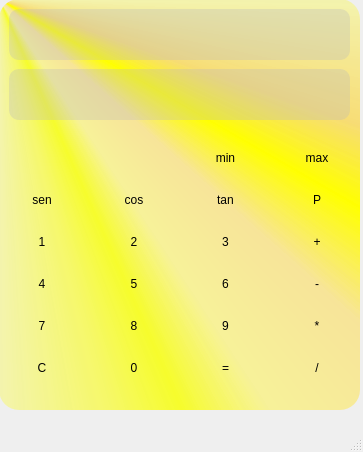
isabela0841/proyecto-calculadora-PyQt5, file diseñocalculadora.ui: the form before one commit.
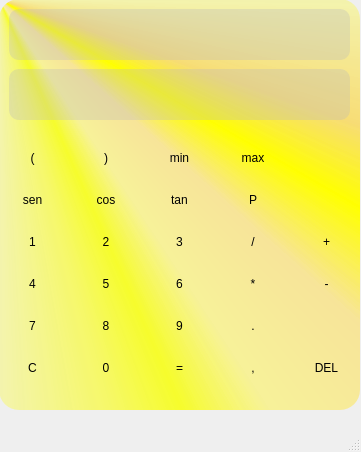
The form after the commit.

```diff
--- a/diseñocalculadora.ui
+++ b/diseñocalculadora.ui
@@ -6,7 +6,7 @@
    <rect>
     <x>0</x>
     <y>0</y>
-    <width>363</width>
+    <width>361</width>
     <height>452</height>
    </rect>
   </property>
@@ -38,9 +38,9 @@
        <height>271</height>
       </rect>
      </property>
-     <layout class="QGridLayout" name="gridLayout" columnminimumwidth="0,0,0,0">
-      <item row="2" column="2">
-       <widget class="QPushButton" name="btnTan">
+     <layout class="QGridLayout" name="gridLayout" columnminimumwidth="0,0,0,0,0">
+      <item row="1" column="3">
+       <widget class="QPushButton" name="btnMax">
         <property name="enabled">
          <bool>true</bool>
         </property>
@@ -62,7 +62,130 @@
 }</string>
         </property>
         <property name="text">
-         <string>tan</string>
+         <string>max</string>
+        </property>
+       </widget>
+      </item>
+      <item row="1" column="2">
+       <widget class="QPushButton" name="btnMin">
+        <property name="enabled">
+         <bool>true</bool>
+        </property>
+        <property name="styleSheet">
+         <string notr="true">QPushButton{
+	background-color: transparent;
+	border-radius: 40px;
+	font: 18pt &quot;Copperplate Gothic Bold&quot;;
+}
+
+QPushButton:hover{
+	background-color: rgba(0,0,0,30);
+	Border-radius: 40px;
+}
+
+QPushButton:pressed{
+	background-color: rgba(0,0,0,60);
+	border-radius: 40px;
+}</string>
+        </property>
+        <property name="text">
+         <string>min</string>
+        </property>
+       </widget>
+      </item>
+      <item row="16" column="1">
+       <widget class="QPushButton" name="btn8">
+        <property name="styleSheet">
+         <string notr="true">QPushButton{
+	background-color: transparent;
+	border-radius: 40px;
+	font: 24pt &quot;Copperplate Gothic Bold&quot;;
+}
+
+QPushButton:hover{
+	background-color: rgba(0,0,0,30);
+	Border-radius: 40px;
+}
+
+QPushButton:pressed{
+	background-color: rgba(0,0,0,60);
+	border-radius: 40px;
+}</string>
+        </property>
+        <property name="text">
+         <string>8</string>
+        </property>
+       </widget>
+      </item>
+      <item row="17" column="2">
+       <widget class="QPushButton" name="btnIgual">
+        <property name="styleSheet">
+         <string notr="true">QPushButton{
+	background-color: transparent;
+	border-radius: 40px;
+	font: 24pt &quot;Copperplate Gothic Bold&quot;;
+}
+
+QPushButton:hover{
+	background-color: rgba(0,0,0,30);
+	Border-radius: 40px;
+}
+
+QPushButton:pressed{
+	background-color: rgba(0,0,0,60);
+	border-radius: 40px;
+}</string>
+        </property>
+        <property name="text">
+         <string>=</string>
+        </property>
+       </widget>
+      </item>
+      <item row="15" column="1">
+       <widget class="QPushButton" name="btn5">
+        <property name="styleSheet">
+         <string notr="true">QPushButton{
+	background-color: transparent;
+	border-radius: 40px;
+	font: 24pt &quot;Copperplate Gothic Bold&quot;;
+}
+
+QPushButton:hover{
+	background-color: rgba(0,0,0,30);
+	Border-radius: 40px;
+}
+
+QPushButton:pressed{
+	background-color: rgba(0,0,0,60);
+	border-radius: 40px;
+}</string>
+        </property>
+        <property name="text">
+         <string>5</string>
+        </property>
+       </widget>
+      </item>
+      <item row="17" column="1">
+       <widget class="QPushButton" name="btn0">
+        <property name="styleSheet">
+         <string notr="true">QPushButton{
+	background-color: transparent;
+	border-radius: 40px;
+	font: 24pt &quot;Copperplate Gothic Bold&quot;;
+}
+
+QPushButton:hover{
+	background-color: rgba(0,0,0,30);
+	Border-radius: 40px;
+}
+
+QPushButton:pressed{
+	background-color: rgba(0,0,0,60);
+	border-radius: 40px;
+}</string>
+        </property>
+        <property name="text">
+         <string>0</string>
         </property>
        </widget>
       </item>
@@ -93,8 +216,8 @@
         </property>
        </widget>
       </item>
-      <item row="2" column="1">
-       <widget class="QPushButton" name="btnCos">
+      <item row="2" column="2">
+       <widget class="QPushButton" name="btnTan">
         <property name="enabled">
          <bool>true</bool>
         </property>
@@ -116,58 +239,7 @@
 }</string>
         </property>
         <property name="text">
-         <string>cos</string>
-        </property>
-       </widget>
-      </item>
-      <item row="2" column="0">
-       <widget class="QPushButton" name="btnSen">
-        <property name="enabled">
-         <bool>true</bool>
-        </property>
-        <property name="styleSheet">
-         <string notr="true">QPushButton{
-	background-color: transparent;
-	border-radius: 40px;
-	font: 18pt &quot;Copperplate Gothic Bold&quot;;
-}
-
-QPushButton:hover{
-	background-color: rgba(0,0,0,30);
-	Border-radius: 40px;
-}
-
-QPushButton:pressed{
-	background-color: rgba(0,0,0,60);
-	border-radius: 40px;
-}</string>
-        </property>
-        <property name="text">
-         <string>sen</string>
-        </property>
-       </widget>
-      </item>
-      <item row="16" column="3">
-       <widget class="QPushButton" name="btnMulti">
-        <property name="styleSheet">
-         <string notr="true">QPushButton{
-	background-color: transparent;
-	border-radius: 40px;
-	font: 24pt &quot;Copperplate Gothic Bold&quot;;
-}
-
-QPushButton:hover{
-	background-color: rgba(0,0,0,30);
-	Border-radius: 40px;
-}
-
-QPushButton:pressed{
-	background-color: rgba(0,0,0,60);
-	border-radius: 40px;
-}</string>
-        </property>
-        <property name="text">
-         <string>*</string>
+         <string>tan</string>
         </property>
        </widget>
       </item>
@@ -195,13 +267,16 @@
         </property>
        </widget>
       </item>
-      <item row="15" column="3">
-       <widget class="QPushButton" name="btnResta">
+      <item row="2" column="0">
+       <widget class="QPushButton" name="btnSen">
+        <property name="enabled">
+         <bool>true</bool>
+        </property>
         <property name="styleSheet">
          <string notr="true">QPushButton{
 	background-color: transparent;
 	border-radius: 40px;
-	font: 24pt &quot;Copperplate Gothic Bold&quot;;
+	font: 18pt &quot;Copperplate Gothic Bold&quot;;
 }
 
 QPushButton:hover{
@@ -215,17 +290,20 @@
 }</string>
         </property>
         <property name="text">
-         <string>-</string>
+         <string>sen</string>
         </property>
        </widget>
       </item>
-      <item row="17" column="3">
-       <widget class="QPushButton" name="btnDivision">
+      <item row="2" column="1">
+       <widget class="QPushButton" name="btnCos">
+        <property name="enabled">
+         <bool>true</bool>
+        </property>
         <property name="styleSheet">
          <string notr="true">QPushButton{
 	background-color: transparent;
 	border-radius: 40px;
-	font: 24pt &quot;Copperplate Gothic Bold&quot;;
+	font: 18pt &quot;Copperplate Gothic Bold&quot;;
 }
 
 QPushButton:hover{
@@ -239,7 +317,7 @@
 }</string>
         </property>
         <property name="text">
-         <string>/</string>
+         <string>cos</string>
         </property>
        </widget>
       </item>
@@ -291,6 +369,33 @@
         </property>
        </widget>
       </item>
+      <item row="14" column="0">
+       <widget class="QPushButton" name="btn1">
+        <property name="enabled">
+         <bool>true</bool>
+        </property>
+        <property name="styleSheet">
+         <string notr="true">QPushButton{
+	background-color: transparent;
+	border-radius: 40px;
+	font: 24pt &quot;Copperplate Gothic Bold&quot;;
+}
+
+QPushButton:hover{
+	background-color: rgba(0,0,0,30);
+	Border-radius: 40px;
+}
+
+QPushButton:pressed{
+	background-color: rgba(0,0,0,60);
+	border-radius: 40px;
+}</string>
+        </property>
+        <property name="text">
+         <string>1</string>
+        </property>
+       </widget>
+      </item>
       <item row="17" column="0">
        <widget class="QPushButton" name="btnBorrar">
         <property name="styleSheet">
@@ -342,57 +447,6 @@
         </property>
        </widget>
       </item>
-      <item row="14" column="0">
-       <widget class="QPushButton" name="btn1">
-        <property name="enabled">
-         <bool>true</bool>
-        </property>
-        <property name="styleSheet">
-         <string notr="true">QPushButton{
-	background-color: transparent;
-	border-radius: 40px;
-	font: 24pt &quot;Copperplate Gothic Bold&quot;;
-}
-
-QPushButton:hover{
-	background-color: rgba(0,0,0,30);
-	Border-radius: 40px;
-}
-
-QPushButton:pressed{
-	background-color: rgba(0,0,0,60);
-	border-radius: 40px;
-}</string>
-        </property>
-        <property name="text">
-         <string>1</string>
-        </property>
-       </widget>
-      </item>
-      <item row="14" column="3">
-       <widget class="QPushButton" name="btnSuma">
-        <property name="styleSheet">
-         <string notr="true">QPushButton{
-	background-color: transparent;
-	border-radius: 40px;
-	font: 24pt &quot;Copperplate Gothic Bold&quot;;
-}
-
-QPushButton:hover{
-	background-color: rgba(0,0,0,30);
-	Border-radius: 40px;
-}
-
-QPushButton:pressed{
-	background-color: rgba(0,0,0,60);
-	border-radius: 40px;
-}</string>
-        </property>
-        <property name="text">
-         <string>+</string>
-        </property>
-       </widget>
-      </item>
       <item row="14" column="2">
        <widget class="QPushButton" name="btn3">
         <property name="styleSheet">
@@ -441,13 +495,16 @@
         </property>
        </widget>
       </item>
-      <item row="15" column="1">
-       <widget class="QPushButton" name="btn5">
+      <item row="1" column="0">
+       <widget class="QPushButton" name="btnOpen">
+        <property name="enabled">
+         <bool>true</bool>
+        </property>
         <property name="styleSheet">
          <string notr="true">QPushButton{
 	background-color: transparent;
 	border-radius: 40px;
-	font: 24pt &quot;Copperplate Gothic Bold&quot;;
+	font: 18pt &quot;Copperplate Gothic Bold&quot;;
 }
 
 QPushButton:hover{
@@ -461,16 +518,43 @@
 }</string>
         </property>
         <property name="text">
-         <string>5</string>
+         <string>(</string>
         </property>
        </widget>
       </item>
-      <item row="17" column="1">
-       <widget class="QPushButton" name="btn0">
+      <item row="1" column="1">
+       <widget class="QPushButton" name="btnClose">
+        <property name="enabled">
+         <bool>true</bool>
+        </property>
         <property name="styleSheet">
          <string notr="true">QPushButton{
 	background-color: transparent;
 	border-radius: 40px;
+	font: 18pt &quot;Copperplate Gothic Bold&quot;;
+}
+
+QPushButton:hover{
+	background-color: rgba(0,0,0,30);
+	Border-radius: 40px;
+}
+
+QPushButton:pressed{
+	background-color: rgba(0,0,0,60);
+	border-radius: 40px;
+}</string>
+        </property>
+        <property name="text">
+         <string>)</string>
+        </property>
+       </widget>
+      </item>
+      <item row="15" column="4">
+       <widget class="QPushButton" name="btnResta">
+        <property name="styleSheet">
+         <string notr="true">QPushButton{
+	background-color: transparent;
+	border-radius: 40px;
 	font: 24pt &quot;Copperplate Gothic Bold&quot;;
 }
 
@@ -485,12 +569,12 @@
 }</string>
         </property>
         <property name="text">
-         <string>0</string>
+         <string>-</string>
         </property>
        </widget>
       </item>
-      <item row="17" column="2">
-       <widget class="QPushButton" name="btnIgual">
+      <item row="14" column="4">
+       <widget class="QPushButton" name="btnSuma">
         <property name="styleSheet">
          <string notr="true">QPushButton{
 	background-color: transparent;
@@ -509,12 +593,12 @@
 }</string>
         </property>
         <property name="text">
-         <string>=</string>
+         <string>+</string>
         </property>
        </widget>
       </item>
-      <item row="16" column="1">
-       <widget class="QPushButton" name="btn8">
+      <item row="17" column="3">
+       <widget class="QPushButton" name="btnComa">
         <property name="styleSheet">
          <string notr="true">QPushButton{
 	background-color: transparent;
@@ -533,20 +617,41 @@
 }</string>
         </property>
         <property name="text">
-         <string>8</string>
+         <string>,</string>
         </property>
        </widget>
       </item>
-      <item row="1" column="3">
-       <widget class="QPushButton" name="btnMax">
-        <property name="enabled">
-         <bool>true</bool>
+      <item row="16" column="3">
+       <widget class="QPushButton" name="btnPunto">
+        <property name="styleSheet">
+         <string notr="true">QPushButton{
+	background-color: transparent;
+	border-radius: 40px;
+	font: 24pt &quot;Copperplate Gothic Bold&quot;;
+}
+
+QPushButton:hover{
+	background-color: rgba(0,0,0,30);
+	Border-radius: 40px;
+}
+
+QPushButton:pressed{
+	background-color: rgba(0,0,0,60);
+	border-radius: 40px;
+}</string>
         </property>
+        <property name="text">
+         <string>.</string>
+        </property>
+       </widget>
+      </item>
+      <item row="15" column="3">
+       <widget class="QPushButton" name="btnMulti">
         <property name="styleSheet">
          <string notr="true">QPushButton{
 	background-color: transparent;
 	border-radius: 40px;
-	font: 18pt &quot;Copperplate Gothic Bold&quot;;
+	font: 24pt &quot;Copperplate Gothic Bold&quot;;
 }
 
 QPushButton:hover{
@@ -560,15 +665,36 @@
 }</string>
         </property>
         <property name="text">
-         <string>max</string>
+         <string>*</string>
         </property>
        </widget>
       </item>
-      <item row="1" column="2">
-       <widget class="QPushButton" name="btnMin">
-        <property name="enabled">
-         <bool>true</bool>
+      <item row="14" column="3">
+       <widget class="QPushButton" name="btnDivision">
+        <property name="styleSheet">
+         <string notr="true">QPushButton{
+	background-color: transparent;
+	border-radius: 40px;
+	font: 24pt &quot;Copperplate Gothic Bold&quot;;
+}
+
+QPushButton:hover{
+	background-color: rgba(0,0,0,30);
+	Border-radius: 40px;
+}
+
+QPushButton:pressed{
+	background-color: rgba(0,0,0,60);
+	border-radius: 40px;
+}</string>
         </property>
+        <property name="text">
+         <string>/</string>
+        </property>
+       </widget>
+      </item>
+      <item row="17" column="4">
+       <widget class="QPushButton" name="btnDel">
         <property name="styleSheet">
          <string notr="true">QPushButton{
 	background-color: transparent;
@@ -587,7 +713,7 @@
 }</string>
         </property>
         <property name="text">
-         <string>min</string>
+         <string>DEL</string>
         </property>
        </widget>
       </item>
```
Left out of the diff: 2 changed lines with no effect on the pictures.
